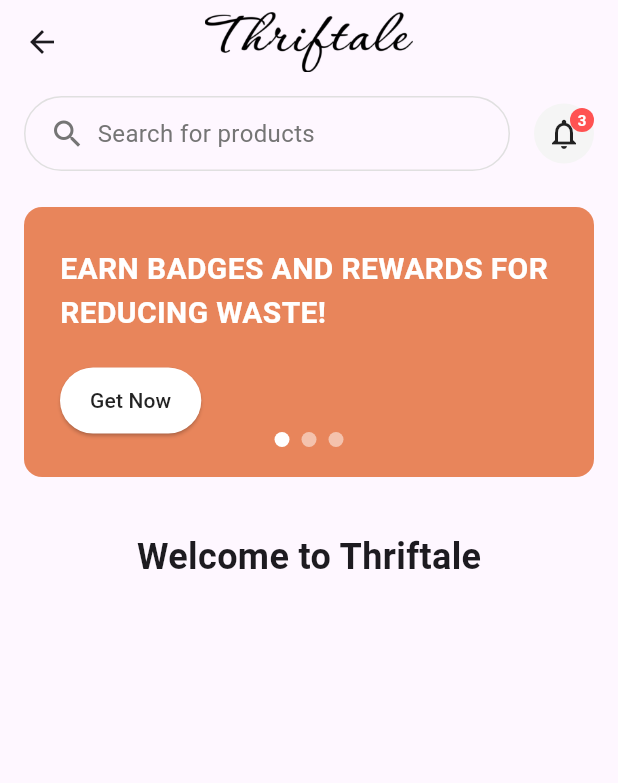
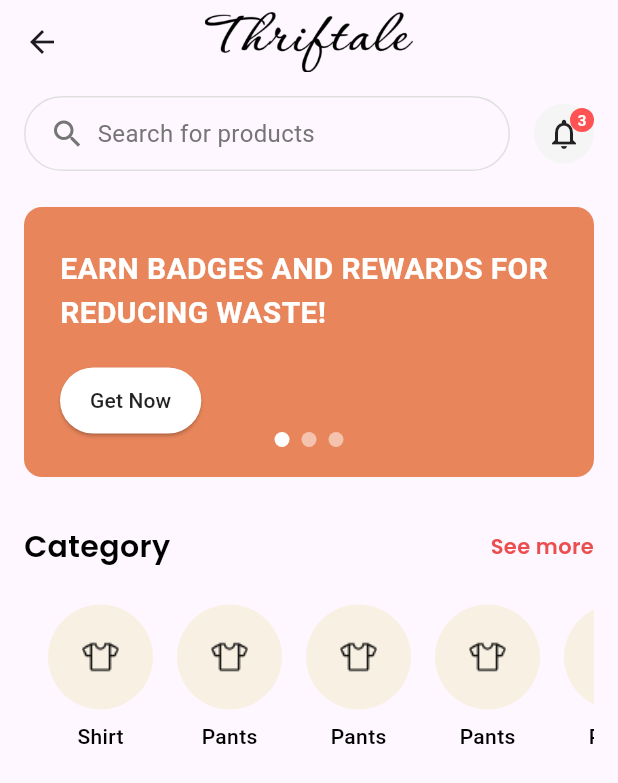
Before and after one commit to HasithFernando/MAD-Project, a Flutter app: the Home screen opened directly, on a phone screen of 412 x 824 dp. Shown: the top 783 px of the screen. Run offline on Flutter 3.47's test engine with Material 3 defaults, Android fonts, the phone set to English and light mode, and no system bars; our stand-ins replace device_preview, firebase_core, google_fonts; accounts and stored records are empty.

Commit message:
category slider create

```diff
--- a/lib/pages/home.dart
+++ b/lib/pages/home.dart
@@ -1,4 +1,10 @@
 import 'package:flutter/material.dart';
+import 'package:thriftale/utils/appColors.dart';
+import 'package:thriftale/utils/lable_texts.dart';
+import 'package:thriftale/utils/paragraph_texts.dart';
+import 'package:thriftale/widgets/Search_Notification_Widget.dart';
+import 'package:thriftale/widgets/custom_text.dart';
+import 'package:thriftale/widgets/reusable_category_widget.dart';
 import 'package:thriftale/widgets/slider_widget.dart';
 
 class Home extends StatefulWidget {
@@ -32,6 +38,67 @@
         onButtonTap: () => print('Button clicked for slide 3'),
       ),
     ];
+
+    final List<CategoryItem> categories = [
+      CategoryItem(
+        image: 'assets/images/shirt.png',
+        text: 'Shirt',
+        onTap: () {
+          print('Shirt category tapped');
+          // Add your navigation or other logic here
+        },
+      ),
+      CategoryItem(
+        image: 'assets/images/shirt.png',
+        text: 'Pants',
+        onTap: () {
+          print('Pants category tapped');
+        },
+      ),
+      CategoryItem(
+        image: 'assets/images/shirt.png',
+        text: 'Pants',
+        onTap: () {
+          print('Pants category tapped');
+        },
+      ),
+      CategoryItem(
+        image: 'assets/images/shirt.png',
+        text: 'Pants',
+        onTap: () {
+          print('Pants category tapped');
+        },
+      ),
+      CategoryItem(
+        image: 'assets/images/shirt.png',
+        text: 'Pants',
+        onTap: () {
+          print('Pants category tapped');
+        },
+      ),
+      CategoryItem(
+        image: 'assets/images/shirt.png',
+        text: 'Pants',
+        onTap: () {
+          print('Pants category tapped');
+        },
+      ),
+      CategoryItem(
+        image: 'assets/images/shirt.png',
+        text: 'Pants',
+        onTap: () {
+          print('Pants category tapped');
+        },
+      ),
+      CategoryItem(
+        image: 'assets/images/shirt.png',
+        text: 'Pants',
+        onTap: () {
+          print('Pants category tapped');
+        },
+      ),
+    ];
+    //
 
     return Scaffold(
       appBar: AppBar(
@@ -69,22 +136,34 @@
 
           // Rest of your home screen content below
           Expanded(
-            child: ListView(
-              children: [
-                // Your home screen content here
-                // For example: product listings, categories, etc.
-                const SizedBox(height: 20),
-                const Center(
-                  child: Text(
-                    "Welcome to Thriftale",
-                    style: TextStyle(
-                      fontSize: 24,
-                      fontWeight: FontWeight.bold,
-                    ),
+            child: Padding(
+              padding: const EdgeInsets.all(16.0),
+              child: Column(
+                children: [
+                  Row(
+                    mainAxisAlignment: MainAxisAlignment.spaceBetween,
+                    crossAxisAlignment: CrossAxisAlignment.center,
+                    children: [
+                      CustomText(
+                          text: 'Category',
+                          color: AppColors.black,
+                          fontSize: LableTexts.subLable,
+                          fontWeight: FontWeight.w600),
+                      CustomText(
+                          text: 'See more',
+                          color: const Color.fromARGB(255, 235, 78, 78),
+                          fontSize: ParagraphTexts.normalParagraph,
+                          fontWeight: FontWeight.w600),
+                    ],
                   ),
-                ),
-                // Add more widgets as needed for your home screen
-              ],
+                  SizedBox(
+                    height: 20,
+                  ),
+
+                  //horizontal slider
+                  CategoryList(categories: categories)
+                ],
+              ),
             ),
           ),
         ],
@@ -94,122 +173,3 @@
 }
 
 // Include the SearchNotificationWidget class from your code
-class SearchNotificationWidget extends StatelessWidget {
-  final String placeholder;
-  final VoidCallback? onSearchTap;
-  final VoidCallback? onNotificationTap;
-  final int notificationCount;
-
-  const SearchNotificationWidget({
-    Key? key,
-    this.placeholder = "Search for products",
-    this.onSearchTap,
-    this.onNotificationTap,
-    this.notificationCount = 0,
-  }) : super(key: key);
-
-  @override
-  Widget build(BuildContext context) {
-    return Padding(
-      padding: const EdgeInsets.symmetric(horizontal: 16.0, vertical: 8.0),
-      child: Row(
-        children: [
-          // Search bar
-          Expanded(
-            child: GestureDetector(
-              onTap: onSearchTap,
-              child: Container(
-                padding: const EdgeInsets.symmetric(horizontal: 16.0),
-                height: 50,
-                decoration: BoxDecoration(
-                  border: Border.all(color: Colors.grey.shade300),
-                  borderRadius: BorderRadius.circular(25.0),
-                ),
-                child: Row(
-                  children: [
-                    Icon(Icons.search, color: Colors.grey.shade600),
-                    const SizedBox(width: 8.0),
-                    Text(
-                      placeholder,
-                      style: TextStyle(
-                        color: Colors.grey.shade600,
-                        fontSize: 16.0,
-                      ),
-                    ),
-                  ],
-                ),
-              ),
-            ),
-          ),
-
-          const SizedBox(width: 16.0),
-
-          // Notification bell
-          NotificationBellWidget(
-            count: notificationCount,
-            onTap: onNotificationTap,
-          ),
-        ],
-      ),
-    );
-  }
-}
-
-class NotificationBellWidget extends StatelessWidget {
-  final int count;
-  final VoidCallback? onTap;
-
-  const NotificationBellWidget({
-    Key? key,
-    this.count = 0,
-    this.onTap,
-  }) : super(key: key);
-
-  @override
-  Widget build(BuildContext context) {
-    return GestureDetector(
-      onTap: onTap,
-      child: Stack(
-        alignment: Alignment.center,
-        children: [
-          Container(
-            padding: const EdgeInsets.all(8.0),
-            decoration: BoxDecoration(
-              shape: BoxShape.circle,
-              color: Colors.grey.shade100,
-            ),
-            child: const Icon(
-              Icons.notifications_outlined,
-              size: 24.0,
-            ),
-          ),
-          if (count > 0)
-            Positioned(
-              right: 0,
-              top: 0,
-              child: Container(
-                padding: const EdgeInsets.all(4.0),
-                decoration: const BoxDecoration(
-                  shape: BoxShape.circle,
-                  color: Colors.redAccent,
-                ),
-                constraints: const BoxConstraints(
-                  minWidth: 16,
-                  minHeight: 16,
-                ),
-                child: Text(
-                  count > 9 ? '9+' : count.toString(),
-                  style: const TextStyle(
-                    color: Colors.white,
-                    fontSize: 10,
-                    fontWeight: FontWeight.bold,
-                  ),
-                  textAlign: TextAlign.center,
-                ),
-              ),
-            ),
-        ],
-      ),
-    );
-  }
-}
--- a/lib/utils/appColors.dart
+++ b/lib/utils/appColors.dart
@@ -17,4 +17,5 @@
   static const Color CardBg = Color(0xFFB0B0B0);
   static const Color ActiveIndicator = Color(0xFFDBE6FF);
   static const Color PurpleColor = Color(0xFF683AED);
+  static const Color categoryColor = Color.fromARGB(255, 250, 209, 155);
 }
--- a/lib/widgets/Search_Notification_Widget.dart
+++ b/lib/widgets/Search_Notification_Widget.dart
@@ -1,21 +1,18 @@
 import 'package:flutter/material.dart';
+import 'package:thriftale/widgets/notification_bell_widget.dart';
 
 class SearchNotificationWidget extends StatelessWidget {
   final String placeholder;
+  final VoidCallback? onSearchTap;
   final VoidCallback? onNotificationTap;
   final int notificationCount;
-  final TextEditingController? controller;
-  final ValueChanged<String>? onSearchChanged;
-  final VoidCallback? onSearchSubmitted;
 
   const SearchNotificationWidget({
     Key? key,
     this.placeholder = "Search for products",
+    this.onSearchTap,
     this.onNotificationTap,
     this.notificationCount = 0,
-    this.controller,
-    this.onSearchChanged,
-    this.onSearchSubmitted,
   }) : super(key: key);
 
   @override
@@ -24,29 +21,29 @@
       padding: const EdgeInsets.symmetric(horizontal: 16.0, vertical: 8.0),
       child: Row(
         children: [
-          // Real search TextField
+          // Search bar
           Expanded(
+            child: GestureDetector(
+              onTap: onSearchTap,
               child: Container(
+                padding: const EdgeInsets.symmetric(horizontal: 16.0),
                 height: 50,
                 decoration: BoxDecoration(
                   border: Border.all(color: Colors.grey.shade300),
                   borderRadius: BorderRadius.circular(25.0),
                 ),
-              child: TextField(
-                controller: controller,
-                onChanged: onSearchChanged,
-                onSubmitted: onSearchSubmitted != null
-                    ? (_) => onSearchSubmitted!()
-                    : null,
-                decoration: InputDecoration(
-                  hintText: placeholder,
-                  hintStyle: TextStyle(
+                child: Row(
+                  children: [
+                    Icon(Icons.search, color: Colors.grey.shade600),
+                    const SizedBox(width: 8.0),
+                    Text(
+                      placeholder,
+                      style: TextStyle(
                         color: Colors.grey.shade600,
                         fontSize: 16.0,
                       ),
-                  prefixIcon: Icon(Icons.search, color: Colors.grey.shade600),
-                  border: InputBorder.none,
-                  contentPadding: const EdgeInsets.symmetric(vertical: 15.0),
+                    ),
+                  ],
                 ),
               ),
             ),
@@ -64,62 +61,3 @@
     );
   }
 }
-
-class NotificationBellWidget extends StatelessWidget {
-  final int count;
-  final VoidCallback? onTap;
-
-  const NotificationBellWidget({
-    Key? key,
-    this.count = 0,
-    this.onTap,
-  }) : super(key: key);
-
-  @override
-  Widget build(BuildContext context) {
-    return GestureDetector(
-      onTap: onTap,
-      child: Stack(
-        alignment: Alignment.center,
-        children: [
-          Container(
-            padding: const EdgeInsets.all(8.0),
-            decoration: BoxDecoration(
-              shape: BoxShape.circle,
-              color: Colors.grey.shade100,
-            ),
-            child: const Icon(
-              Icons.notifications_outlined,
-              size: 24.0,
-            ),
-          ),
-          if (count > 0)
-            Positioned(
-              right: 0,
-              top: 0,
-              child: Container(
-                padding: const EdgeInsets.all(4.0),
-                decoration: const BoxDecoration(
-                  shape: BoxShape.circle,
-                  color: Colors.redAccent,
-                ),
-                constraints: const BoxConstraints(
-                  minWidth: 16,
-                  minHeight: 16,
-                ),
-                child: Text(
-                  count > 9 ? '9+' : count.toString(),
-                  style: const TextStyle(
-                    color: Colors.white,
-                    fontSize: 10,
-                    fontWeight: FontWeight.bold,
-                  ),
-                  textAlign: TextAlign.center,
-                ),
-              ),
-            ),
-        ],
-      ),
-    );
-  }
-}
--- /dev/null
+++ b/lib/widgets/notification_bell_widget.dart
@@ -0,0 +1,60 @@
+import 'package:flutter/material.dart';
+
+class NotificationBellWidget extends StatelessWidget {
+  final int count;
+  final VoidCallback? onTap;
+
+  const NotificationBellWidget({
+    Key? key,
+    this.count = 0,
+    this.onTap,
+  }) : super(key: key);
+
+  @override
+  Widget build(BuildContext context) {
+    return GestureDetector(
+      onTap: onTap,
+      child: Stack(
+        alignment: Alignment.center,
+        children: [
+          Container(
+            padding: const EdgeInsets.all(8.0),
+            decoration: BoxDecoration(
+              shape: BoxShape.circle,
+              color: Colors.grey.shade100,
+            ),
+            child: const Icon(
+              Icons.notifications_outlined,
+              size: 24.0,
+            ),
+          ),
+          if (count > 0)
+            Positioned(
+              right: 0,
+              top: 0,
+              child: Container(
+                padding: const EdgeInsets.all(4.0),
+                decoration: const BoxDecoration(
+                  shape: BoxShape.circle,
+                  color: Colors.redAccent,
+                ),
+                constraints: const BoxConstraints(
+                  minWidth: 16,
+                  minHeight: 16,
+                ),
+                child: Text(
+                  count > 9 ? '9+' : count.toString(),
+                  style: const TextStyle(
+                    color: Colors.white,
+                    fontSize: 10,
+                    fontWeight: FontWeight.bold,
+                  ),
+                  textAlign: TextAlign.center,
+                ),
+              ),
+            ),
+        ],
+      ),
+    );
+  }
+}
--- /dev/null
+++ b/lib/widgets/reusable_category_widget.dart
@@ -0,0 +1,97 @@
+import 'package:flutter/material.dart';
+
+// Category item model to hold the data for each category
+class CategoryItem {
+  final String image;
+  final String text;
+  final Function() onTap;
+
+  CategoryItem({
+    required this.image,
+    required this.text,
+    required this.onTap,
+  });
+}
+
+// Widget for displaying a single category with circle background and text below
+class CategoryCircle extends StatelessWidget {
+  final String image;
+  final String text;
+  final Function() onTap;
+
+  const CategoryCircle({
+    super.key,
+    required this.image,
+    required this.text,
+    required this.onTap,
+  });
+
+  @override
+  Widget build(BuildContext context) {
+    return Padding(
+      padding: const EdgeInsets.symmetric(horizontal: 8.0),
+      child: Column(
+        children: [
+          InkWell(
+            onTap: onTap,
+            borderRadius: BorderRadius.circular(100),
+            child: Container(
+              width: 70,
+              height: 70,
+              decoration: BoxDecoration(
+                borderRadius: BorderRadius.circular(100),
+                color: const Color(0xFFF8F0E3), // AppColors.categoryColor
+              ),
+              child: Center(
+                child: Image.asset(
+                  image,
+                  width: 32,
+                  height: 32,
+                ),
+              ),
+            ),
+          ),
+          Padding(
+            padding: const EdgeInsets.only(top: 8),
+            child: Text(
+              text,
+              style: const TextStyle(
+                color: Colors.black,
+                fontSize: 14, // ParagraphTexts.normalParagraph
+                fontWeight: FontWeight.w500,
+              ),
+            ),
+          ),
+        ],
+      ),
+    );
+  }
+}
+
+// Widget to display a horizontal scrollable list of categories
+class CategoryList extends StatelessWidget {
+  final List<CategoryItem> categories;
+
+  const CategoryList({
+    super.key,
+    required this.categories,
+  });
+
+  @override
+  Widget build(BuildContext context) {
+    return SingleChildScrollView(
+      scrollDirection: Axis.horizontal,
+      physics: const BouncingScrollPhysics(),
+      padding: const EdgeInsets.symmetric(horizontal: 8, vertical: 4),
+      child: Row(
+        children: categories
+            .map((category) => CategoryCircle(
+                  image: category.image,
+                  text: category.text,
+                  onTap: category.onTap,
+                ))
+            .toList(),
+      ),
+    );
+  }
+}
```
Also changed, not shown: assets/images/shirt.png (added). Lines whose indentation alone changed are shown as unchanged.
